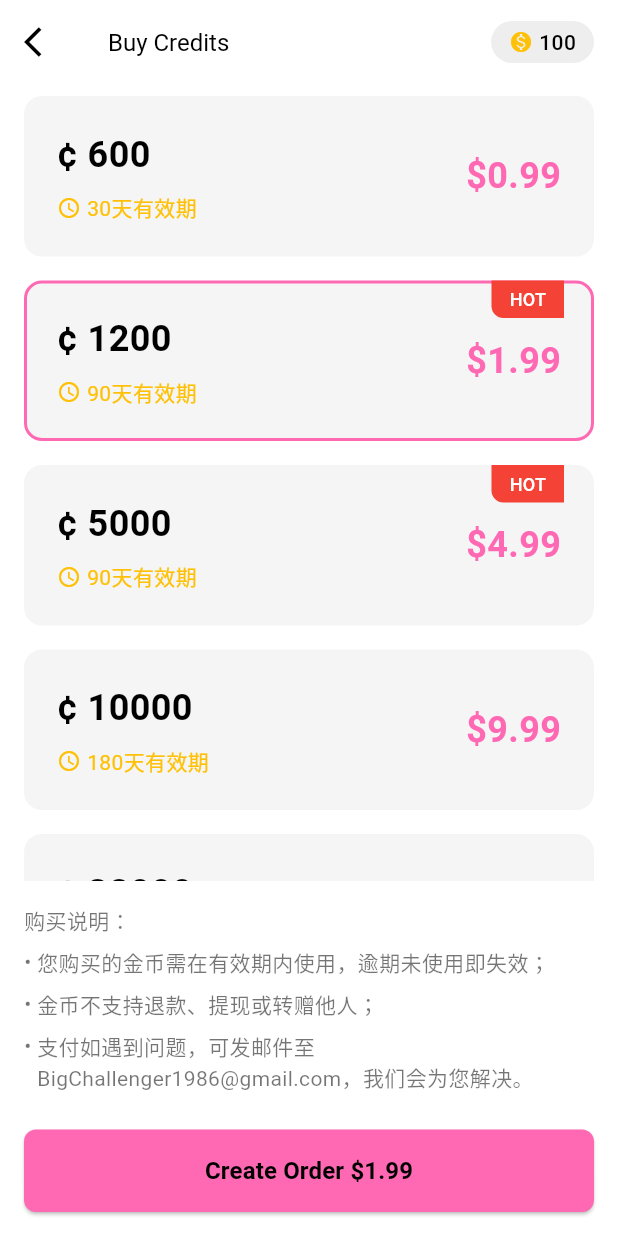
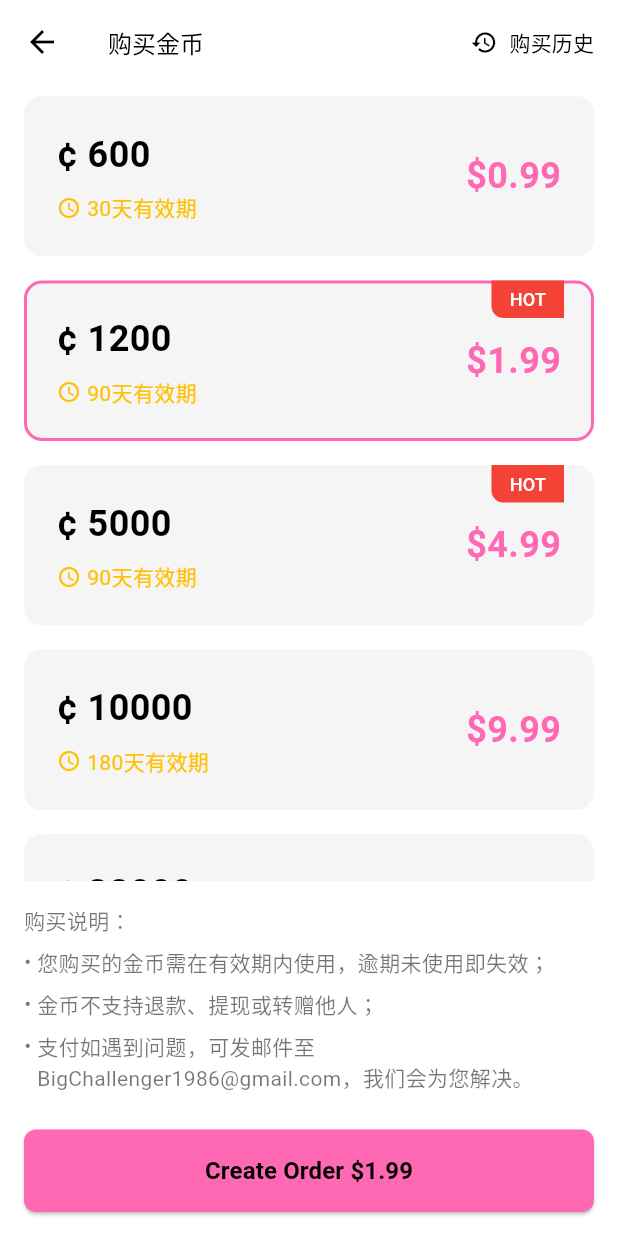
Before and after one commit to plm-lee/aiVideo, a Flutter app: the BuyCreditsPage screen opened by its route, on a phone screen of 412 x 824 dp. Run offline on Flutter 3.47's test engine with Material 3 defaults, Android fonts, the phone set to English and light mode, and no system bars; our stand-ins replace go_router, image_picker, in_app_purchase, sqflite; missing offline and left inert: in_app_purchase_storekit; accounts and stored records are empty.

Commit message:
购买记录

```diff
--- a/lib/main.dart
+++ b/lib/main.dart
@@ -16,6 +16,7 @@ import 'package:bigchanllger/service/auth_service.dart';
 import 'package:bigchanllger/service/credits_service.dart';
 import 'package:bigchanllger/page/histories_page.dart';
 import 'package:bigchanllger/models/user_config.dart';
+import 'package:bigchanllger/page/purchase_history_page.dart';
 
 void main() async {
   WidgetsFlutterBinding.ensureInitialized();
@@ -100,6 +101,10 @@ final _router = GoRouter(
       path: '/histories',
       builder: (context, state) => const HistoriesPage(),
     ),
+    GoRoute(
+      path: '/purchase-history',
+      builder: (context, state) => const PurchaseHistoryPage(),
+    ),
   ],
 );
 
--- a/lib/page/buy_credits_page.dart
+++ b/lib/page/buy_credits_page.dart
@@ -4,6 +4,7 @@ import 'package:provider/provider.dart';
 import 'package:bigchanllger/service/purchase_service.dart';
 import 'package:bigchanllger/constants/theme.dart';
 import 'package:bigchanllger/service/credits_service.dart';
+import 'package:go_router/go_router.dart';
 
 class BuyCreditsPage extends StatefulWidget {
   const BuyCreditsPage({super.key});
@@ -192,51 +193,31 @@ class _BuyCreditsPageState extends State<BuyCreditsPage> {
       backgroundColor:
           isDark ? AppTheme.darkBackgroundColor : AppTheme.lightBackgroundColor,
       appBar: AppBar(
-        backgroundColor: isDark
-            ? AppTheme.darkBackgroundColor
-            : AppTheme.lightBackgroundColor,
+        backgroundColor: Colors.transparent,
         elevation: 0,
         leading: IconButton(
           icon: Icon(
-            Icons.arrow_back_ios,
-            color: isDark ? AppTheme.darkTextColor : AppTheme.lightTextColor,
+            Icons.arrow_back,
+            color: isDark ? Colors.white : Colors.black,
           ),
           onPressed: () => Navigator.pop(context),
         ),
         title: Text(
-          'Buy Credits',
+          '购买金币',
           style: AppTheme.getTitleStyle(isDark),
         ),
         actions: [
-          Container(
-            margin: const EdgeInsets.only(right: 16),
-            padding: const EdgeInsets.symmetric(
-              horizontal: 12,
-              vertical: 4,
+          TextButton.icon(
+            onPressed: () => context.push('/purchase-history'),
+            icon: Icon(
+              Icons.history,
+              color: isDark ? Colors.white : Colors.black,
             ),
-            decoration: BoxDecoration(
-              color: isDark ? Colors.grey[850] : Colors.grey[200],
-              borderRadius: BorderRadius.circular(14),
-            ),
-            child: Row(
-              children: [
-                const Icon(
-                  Icons.monetization_on,
-                  color: Colors.amber,
-                  size: 16,
-                ),
-                const SizedBox(width: 4),
-                Text(
-                  '${creditsService.credits}',
-                  style: TextStyle(
-                    color: isDark
-                        ? AppTheme.darkTextColor
-                        : AppTheme.lightTextColor,
-                    fontWeight: FontWeight.w500,
-                    fontSize: 14,
-                  ),
-                ),
-              ],
+            label: Text(
+              '购买历史',
+              style: TextStyle(
+                color: isDark ? Colors.white : Colors.black,
+              ),
             ),
           ),
         ],
```
Also changed, not shown: lib/models/purchase_record.dart (added, +39 -0 lines), lib/page/purchase_history_page.dart (added, +132 -0 lines), lib/service/database_service.dart (+31 -0 lines).
